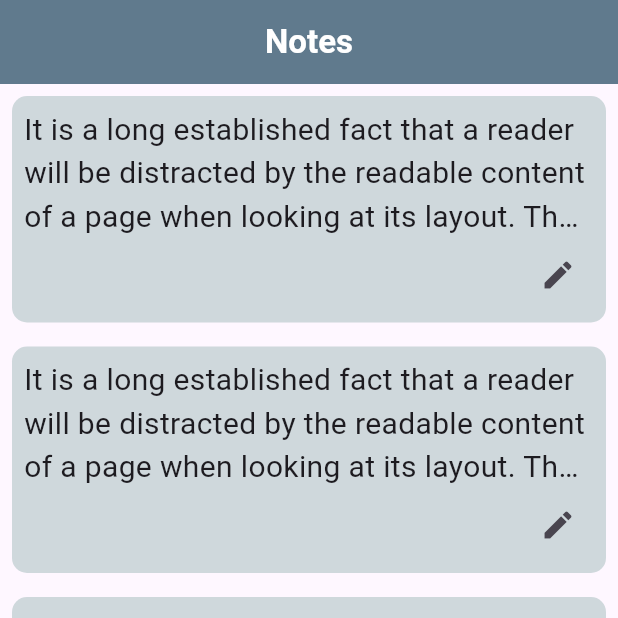
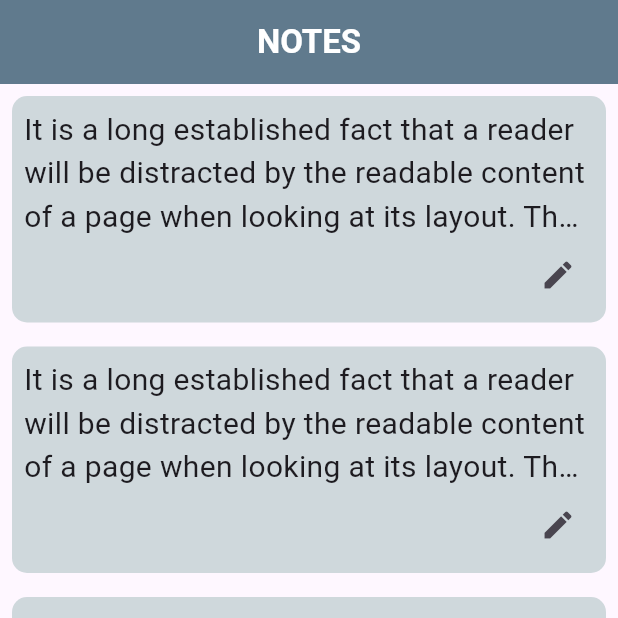
Before and after one commit to AbdullahAlomair6/notes-app, a Flutter app: the screen it shows after launch, on a phone screen of 412 x 824 dp, the top half of it. Run offline on Flutter 3.47's test engine with Material 3 defaults, Android fonts, the phone set to English and light mode, and no system bars; our stand-ins replace flutter_bloc.

Commit message:
fix card items

```diff
--- /dev/null
+++ b/lib/custom-widget/widget/appBar.dart
@@ -0,0 +1,25 @@
+import 'package:flutter/material.dart';
+
+class AppBarDesign extends StatelessWidget implements PreferredSizeWidget {
+  const AppBarDesign({super.key, required this.title});
+
+  final String title;
+
+  @override
+  Widget build(BuildContext context) {
+    return AppBar(
+      backgroundColor: Colors.blueGrey,
+      elevation: 2,
+      title: Center(
+        child: Text(
+          title,
+          style: TextStyle(color: Colors.white, fontWeight: FontWeight.bold),
+        ),
+      ),
+    );
+  }
+
+  @override
+  // TODO: implement preferredSize
+  Size get preferredSize => const Size.fromHeight(kToolbarHeight);
+}
--- a/lib/modules/new_notes/view/new_notes_screen.dart
+++ b/lib/modules/new_notes/view/new_notes_screen.dart
@@ -1,6 +1,6 @@
 import 'package:flutter/material.dart';
-import 'package:notes_app/modules/new_notes/view/widget.dart';
 
+import '../../../custom-widget/widget/appBar.dart';
 import '../../../custom-widget/widget/card_items.dart';
 
 class NewNotesScreen extends StatelessWidget {
@@ -9,7 +9,7 @@ class NewNotesScreen extends StatelessWidget {
   @override
   Widget build(BuildContext context) {
     return Scaffold(
-      appBar: appBarDesign(),
+      appBar: AppBarDesign(title: 'NOTES'),
       body: ListView.separated(
         itemBuilder:
             (context, index) => CardItems(
--- a/lib/modules/new_notes/view/widget.dart
+++ /dev/null
@@ -1,15 +0,0 @@
-import 'package:flutter/cupertino.dart';
-import 'package:flutter/material.dart';
-
-PreferredSizeWidget appBarDesign() {
-  return AppBar(
-    backgroundColor: Colors.blueGrey,
-    elevation: 2,
-    title: Center(
-      child: Text(
-        'Notes',
-        style: TextStyle(color: Colors.white, fontWeight: FontWeight.bold),
-      ),
-    ),
-  );
-}
```
